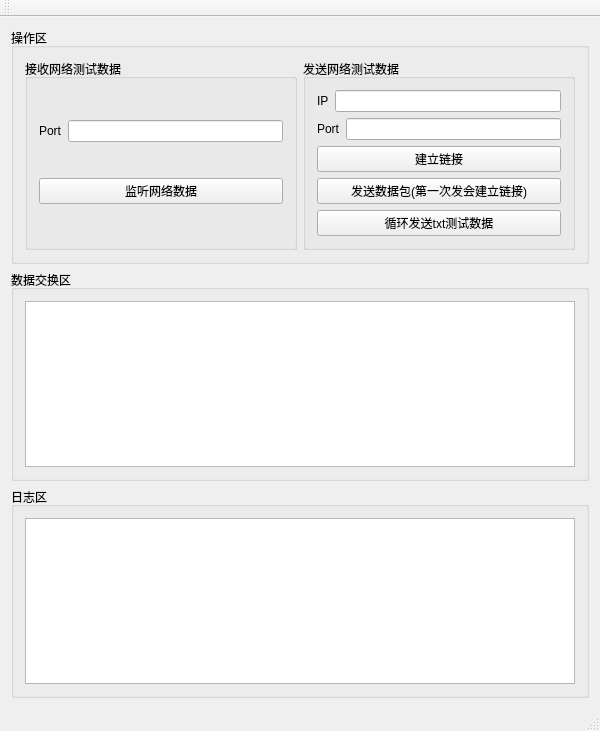
Above: NetTester.ui from gongfpp/NetTester before the change. Below: the same form after it.
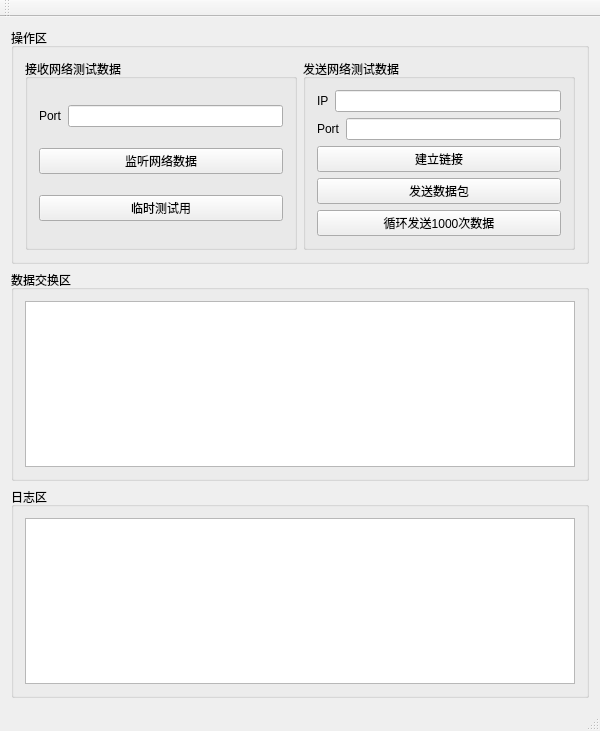
That is the form after the change.

Commit message: *stable 客户端功能优化至较为完整  #dev: 分离了建立链接和发送数据；异步建立链接，建立成功则状态栏提示；增加了错误提示信息；优化了日志逻辑，Log改为了LogInfo；

What changed in the file:
```diff
--- a/NetTester.ui
+++ b/NetTester.ui
@@ -48,6 +48,13 @@
             </property>
            </widget>
           </item>
+          <item>
+           <widget class="QPushButton" name="buttonTest">
+            <property name="text">
+             <string>临时测试用</string>
+            </property>
+           </widget>
+          </item>
          </layout>
         </widget>
        </item>
@@ -95,14 +102,14 @@
           <item>
            <widget class="QPushButton" name="buttonSendTCP">
             <property name="text">
-             <string>发送数据包(第一次发会建立链接)</string>
+             <string>发送数据包</string>
             </property>
            </widget>
           </item>
           <item>
-           <widget class="QPushButton" name="buttonTest">
+           <widget class="QPushButton" name="buttonMultiSendTCP">
             <property name="text">
-             <string>循环发送txt测试数据</string>
+             <string>循环发送1000次数据</string>
             </property>
            </widget>
           </item>
```
The commit also changes 2 other files.
